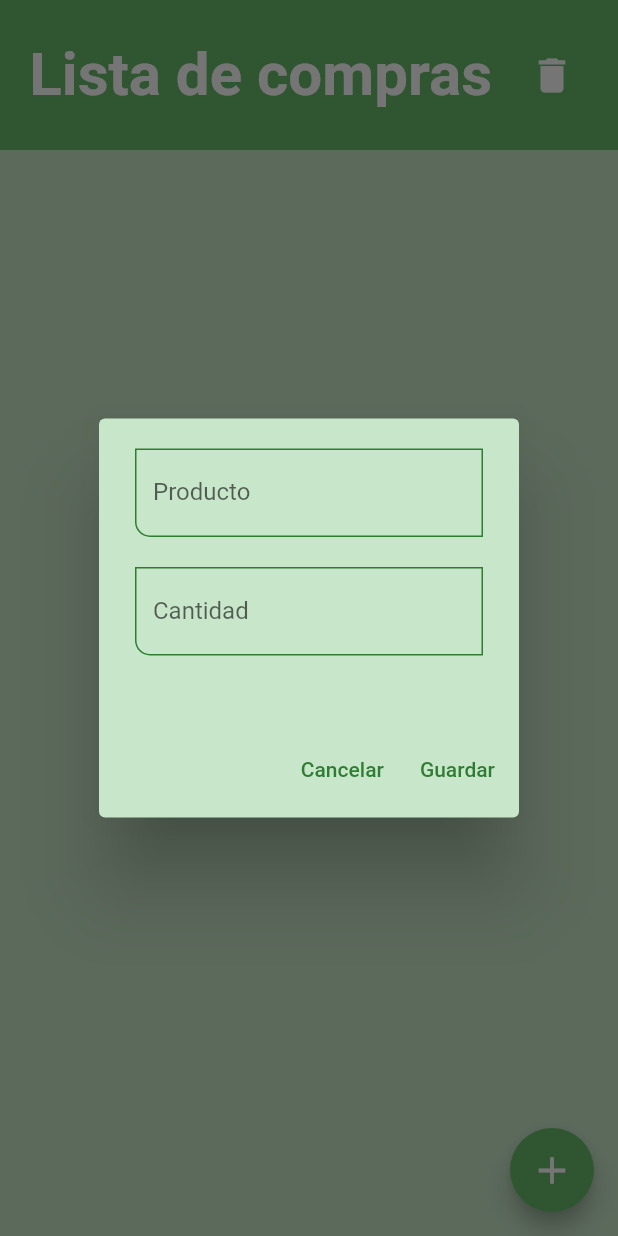
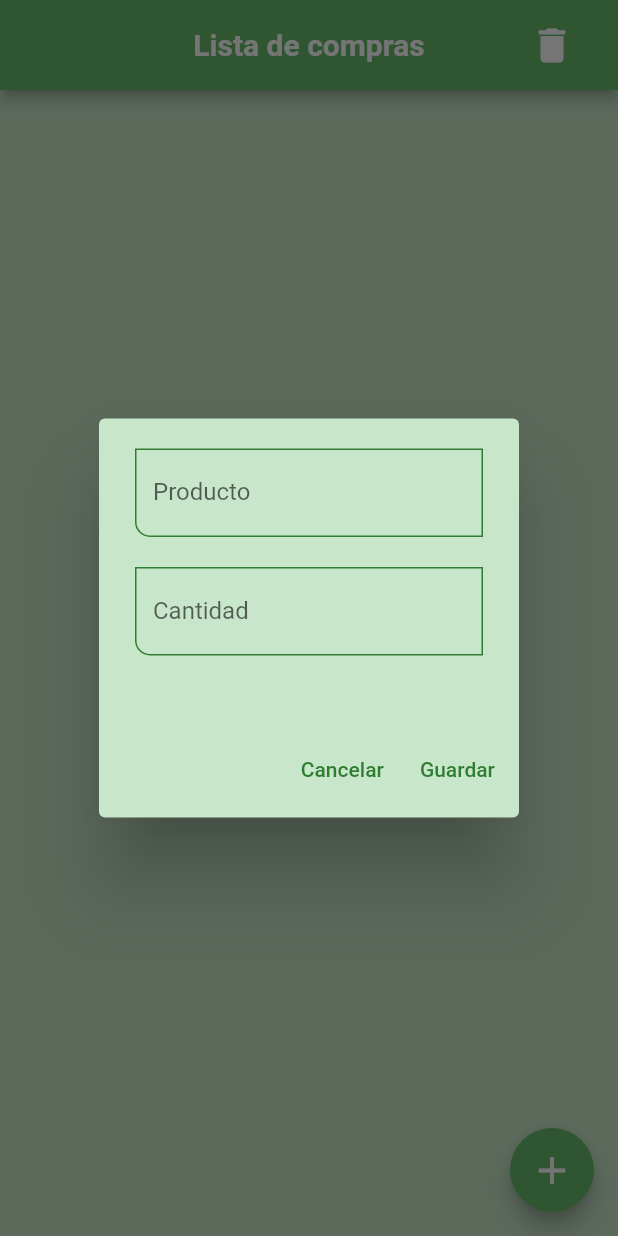
Before and after one commit to Akrata/lista_compras, a Flutter app: the screen it shows after launch, after a tap on the "add" icon, on a phone screen of 412 x 824 dp. Run offline on Flutter 3.47's test engine with Material 2 defaults, Android fonts, the phone set to English and light mode, and no system bars; our stand-ins replace basic_utils, flutter_slidable, hive, hive_flutter; accounts and stored records are empty.

Commit message:
stable 1.0

```diff
--- a/lib/main.dart
+++ b/lib/main.dart
@@ -1,14 +1,17 @@
 import 'package:flutter/material.dart';
-
 import 'package:hive_flutter/hive_flutter.dart';
+import 'package:lista_compras/models/item.dart';
 import 'package:lista_compras/providers/compras_provider.dart';
 import 'package:lista_compras/screens/home_screen.dart';
 import 'package:lista_compras/theme/appTheme.dart';
 import 'package:provider/provider.dart';
 
 void main() async {
+  WidgetsFlutterBinding.ensureInitialized();
   await Hive.initFlutter();
-  var box = await Hive.openBox("myBox");
+  Hive.registerAdapter(ItemAdapter());
+  await Hive.openBox<Item>('itemsBox');
+
   runApp(const StateApp());
 }
 
@@ -23,7 +26,7 @@ class StateApp extends StatelessWidget {
           create: (context) => ComprasProvider(),
         )
       ],
-      child: MainApp(),
+      child: const MainApp(),
     );
   }
 }
@@ -35,7 +38,7 @@ class MainApp extends StatelessWidget {
   Widget build(BuildContext context) {
     return MaterialApp(
       debugShowCheckedModeBanner: false,
-      home: HomeScreen(),
+      home: const HomeScreen(),
       theme: AppTheme.lightTheme,
     );
   }
--- a/lib/models/item.dart
+++ b/lib/models/item.dart
@@ -1,7 +1,13 @@
-class Item {
-  final String nombre;
-  final int cantidad;
-  bool comprado;
+import 'package:hive/hive.dart';
 
-  Item({required this.nombre, required this.cantidad, this.comprado = false});
+part 'item.g.dart';
+
+@HiveType(typeId: 1)
+class Item extends HiveObject {
+  @HiveField(0)
+  late String nombre;
+  @HiveField(1)
+  late int cantidad;
+  @HiveField(2)
+  late bool comprado = false;
 }
--- a/lib/screens/home_screen.dart
+++ b/lib/screens/home_screen.dart
@@ -1,6 +1,9 @@
 import 'package:basic_utils/basic_utils.dart';
 import 'package:flutter/material.dart';
+import 'package:flutter/services.dart';
+import 'package:hive_flutter/hive_flutter.dart';
 import 'package:lista_compras/providers/compras_provider.dart';
+import 'package:lista_compras/services/boxes.dart';
 import 'package:lista_compras/theme/appTheme.dart';
 import 'package:provider/provider.dart';
 import 'package:flutter_slidable/flutter_slidable.dart';
@@ -13,11 +16,10 @@ class HomeScreen extends StatelessWidget {
   @override
   Widget build(BuildContext context) {
     final comprasProvider = Provider.of<ComprasProvider>(context);
-
-    _newItemPopUp() {
     String nombre = '';
     int cantidad = 0;
-
+    bool comprado = false;
+    _newItemPopUp() {
       showDialog(
         context: context,
         builder: (context) => Form(
@@ -28,21 +30,24 @@ class HomeScreen extends StatelessWidget {
               children: [
                 TextField(
                   onChanged: (value) => nombre = value,
-                  decoration: InputDecoration(
+                  decoration: const InputDecoration(
                     label: Text("Producto"),
                   ),
                 ),
-                SizedBox(
+                const SizedBox(
                   height: 20,
                 ),
                 TextField(
+                  inputFormatters: [
+                    FilteringTextInputFormatter.allow(RegExp(r'[0-9]'))
+                  ],
                   onChanged: (value) => cantidad = int.parse(value),
                   keyboardType: TextInputType.number,
-                  decoration: InputDecoration(
+                  decoration: const InputDecoration(
                     label: Text("Cantidad"),
                   ),
                 ),
-                SizedBox(
+                const SizedBox(
                   height: 20,
                 ),
               ],
@@ -52,17 +57,22 @@ class HomeScreen extends StatelessWidget {
                 onPressed: () {
                   Navigator.pop(context);
                 },
-                child: Text("Cancelar"),
+                child: const Text("Cancelar"),
               ),
               TextButton(
                 onPressed: () {
-                  Item item = Item(nombre: nombre, cantidad: cantidad);
-                  comprasProvider.agregarCompra(item);
-                  nombre = '';
-                  cantidad = 0;
+                  if (nombre.isNotEmpty) {
+                    comprasProvider.agregarCompra(nombre, cantidad, comprado);
                     Navigator.pop(context);
+                  } else {
+                    showDialog(
+                        context: context,
+                        builder: (context) => AlertDialog(
+                              content: Text("Es necesario agregar algo..."),
+                            ));
+                  }
                 },
-                child: Text("Guardar"),
+                child: const Text("Guardar"),
               )
             ],
           ),
@@ -73,25 +83,25 @@ class HomeScreen extends StatelessWidget {
     _eliminarLista() {
       showDialog(
         context: context,
-        builder: (context) => comprasProvider.listaCompra.length > 0
+        builder: (context) => Boxes.getItems().isNotEmpty
             ? AlertDialog(
-                content: Text("Seguro desea eliminar toda la lista?"),
+                content: const Text("Seguro desea eliminar toda la lista?"),
                 actions: [
                   TextButton(
                     onPressed: () {
                       Navigator.pop(context);
                     },
-                    child: Text("No"),
+                    child: const Text("No"),
                   ),
                   TextButton(
                       onPressed: () {
                         comprasProvider.eliminarLista();
                         Navigator.pop(context);
                       },
-                      child: Text("Si"))
+                      child: const Text("Si"))
                 ],
               )
-            : AlertDialog(
+            : const AlertDialog(
                 content: Text("La lista ya está vacía"),
               ),
       );
@@ -100,40 +110,44 @@ class HomeScreen extends StatelessWidget {
     return Scaffold(
       backgroundColor: AppTheme.greenLigth,
       appBar: AppBar(
-        toolbarHeight: 100,
-        elevation: 0,
-        title: Text(
+        toolbarHeight: 60,
+        title: const Text(
           "Lista de compras",
-          style: TextStyle(fontSize: 40, fontWeight: FontWeight.bold),
+          style: TextStyle(fontSize: 20, fontWeight: FontWeight.bold),
         ),
         centerTitle: true,
         backgroundColor: AppTheme.greenMedium,
         actions: [
           Container(
+            margin: const EdgeInsets.only(right: 20),
             child: IconButton(
               onPressed: _eliminarLista,
-              icon: Icon(Icons.delete, size: 30),
+              icon: const Icon(Icons.delete, size: 30),
             ),
-            margin: EdgeInsets.only(right: 20),
           )
         ],
       ),
-      body: ListView.builder(
-        itemCount: comprasProvider.listaCompra.length,
-        padding: EdgeInsets.all(40),
+      body: ValueListenableBuilder<Box<Item>>(
+        valueListenable: Boxes.getItems().listenable(),
+        builder: (context, box, _) {
+          final items = box.values.toList();
+          // comprasProvider.items = items;
+          return ListView.builder(
+            itemCount: items.length,
+            padding: const EdgeInsets.all(40),
             itemBuilder: (BuildContext context, int index) {
               return Column(
                 children: [
                   Slidable(
                     endActionPane: ActionPane(
-                  motion: StretchMotion(),
+                      motion: const StretchMotion(),
                       children: [
                         SlidableAction(
-                      borderRadius: BorderRadius.only(
+                          borderRadius: const BorderRadius.only(
                               bottomLeft: Radius.circular(12),
                               topLeft: Radius.circular(12)),
                           onPressed: (context) =>
-                          {comprasProvider.eliminarItem(index)},
+                              {comprasProvider.eliminarCompra(items[index])},
                           label: 'Eliminar?',
                           icon: Icons.delete,
                           spacing: 10,
@@ -143,9 +157,9 @@ class HomeScreen extends StatelessWidget {
                     ),
                     child: Container(
                       alignment: Alignment.center,
-                  constraints: BoxConstraints(minHeight: 70),
+                      constraints: const BoxConstraints(minHeight: 50),
                       decoration: BoxDecoration(
-                    color: comprasProvider.listaCompra[index].comprado
+                        color: items[index].comprado
                             ? AppTheme.greenLigth
                             : Colors.green[300],
                         borderRadius: BorderRadius.circular(12),
@@ -154,37 +168,38 @@ class HomeScreen extends StatelessWidget {
                         checkColor: Colors.white,
                         activeColor: AppTheme.greenHard,
                         title: Text(
-                      StringUtils.capitalize(
-                          comprasProvider.listaCompra[index].nombre),
+                          StringUtils.capitalize(items[index].nombre),
                           style: TextStyle(
+                              color: Colors.grey.shade800,
                               overflow: TextOverflow.clip,
                               fontSize: 20,
-                          decoration:
-                              comprasProvider.listaCompra[index].comprado
+                              decoration: items[index].comprado
                                   ? TextDecoration.lineThrough
                                   : TextDecoration.none),
                         ),
                         secondary: Text(
-                      '${comprasProvider.listaCompra[index].cantidad}',
+                          '${items[index].cantidad}',
                           style: TextStyle(
+                              color: Colors.grey.shade800,
                               overflow: TextOverflow.clip,
                               fontSize: 20,
-                          decoration:
-                              comprasProvider.listaCompra[index].comprado
+                              decoration: items[index].comprado
                                   ? TextDecoration.lineThrough
                                   : TextDecoration.none),
                         ),
                         onChanged: (bool? value) {
-                      comprasProvider.modificarCompra(index, value!);
+                          comprasProvider.editarCompra(items[index], value!);
                         },
-                    value: comprasProvider.listaCompra[index].comprado,
+                        value: items[index].comprado,
                       ),
                     ),
                   ),
-              SizedBox(
+                  const SizedBox(
                     height: 20,
                   )
                 ],
+              );
+            },
           );
         },
       ),
--- /dev/null
+++ b/lib/services/boxes.dart
@@ -0,0 +1,8 @@
+import 'package:hive_flutter/hive_flutter.dart';
+import 'package:hive/hive.dart';
+
+import '../models/item.dart';
+
+class Boxes {
+  static Box<Item> getItems() => Hive.box<Item>('itemsBox');
+}
--- a/lib/theme/appTheme.dart
+++ b/lib/theme/appTheme.dart
@@ -9,7 +9,7 @@ class AppTheme {
     // useMaterial3: true,
     appBarTheme: AppBarTheme(
       color: greenLigth,
-      elevation: 0,
+      // elevation: 10,
       centerTitle: true,
     ),
     textButtonTheme: TextButtonThemeData(
@@ -21,7 +21,7 @@ class AppTheme {
     elevatedButtonTheme: ElevatedButtonThemeData(
       style: ElevatedButton.styleFrom(
         primary: greenLigth,
-        shape: StadiumBorder(),
+        shape: const StadiumBorder(),
       ),
     ),
     inputDecorationTheme: InputDecorationTheme(
@@ -32,7 +32,7 @@ class AppTheme {
         borderSide: BorderSide(
           color: greenHard,
         ),
-        borderRadius: BorderRadius.only(
+        borderRadius: const BorderRadius.only(
           bottomLeft: Radius.circular(10),
         ),
       ),
@@ -40,11 +40,11 @@ class AppTheme {
         borderSide: BorderSide(
           color: greenHard,
         ),
-        borderRadius: BorderRadius.only(
+        borderRadius: const BorderRadius.only(
           bottomRight: Radius.circular(10),
         ),
       ),
-      border: OutlineInputBorder(),
+      border: const OutlineInputBorder(),
     ),
   );
 }
```
Also changed, not shown: lib/providers/compras_provider.dart (+25 -16 lines), lib/models/item.g.dart (added). Lines whose indentation alone changed are shown as unchanged.
